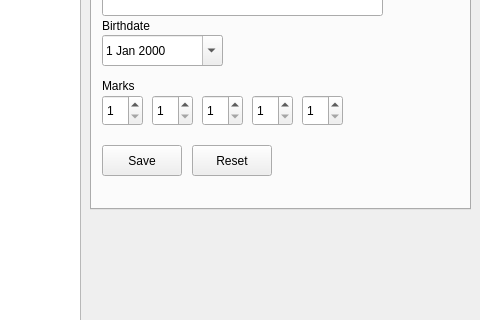
Qt form mainwindow.ui (sasha-sush/slr) before a commit; both pictures show x 320 to 800 and y 190 to 510 of the 800 by 600 pixel window.
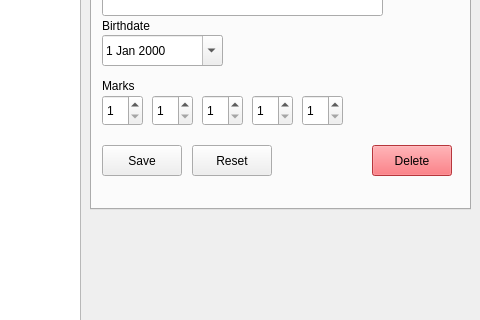
The same form after that commit. The open tabs and pages were chosen to show the change. Icons and pictures are not drawn.

Commit message: added delete function

The edit to the form file:
```diff
--- a/mainwindow.ui
+++ b/mainwindow.ui
@@ -678,6 +678,25 @@
        <string>Reset</string>
       </property>
      </widget>
+     <widget class="QPushButton" name="pushButton_edit_delete">
+      <property name="geometry">
+       <rect>
+        <x>280</x>
+        <y>280</y>
+        <width>80</width>
+        <height>31</height>
+       </rect>
+      </property>
+      <property name="autoFillBackground">
+       <bool>false</bool>
+      </property>
+      <property name="styleSheet">
+       <string notr="true">background: #FF4B54;</string>
+      </property>
+      <property name="text">
+       <string>Delete</string>
+      </property>
+     </widget>
     </widget>
     <widget class="QWidget" name="tab_2">
      <attribute name="title">
```
Left out of the diff: 2 changed lines with no effect on the pictures. The commit also changes 3 other files.
